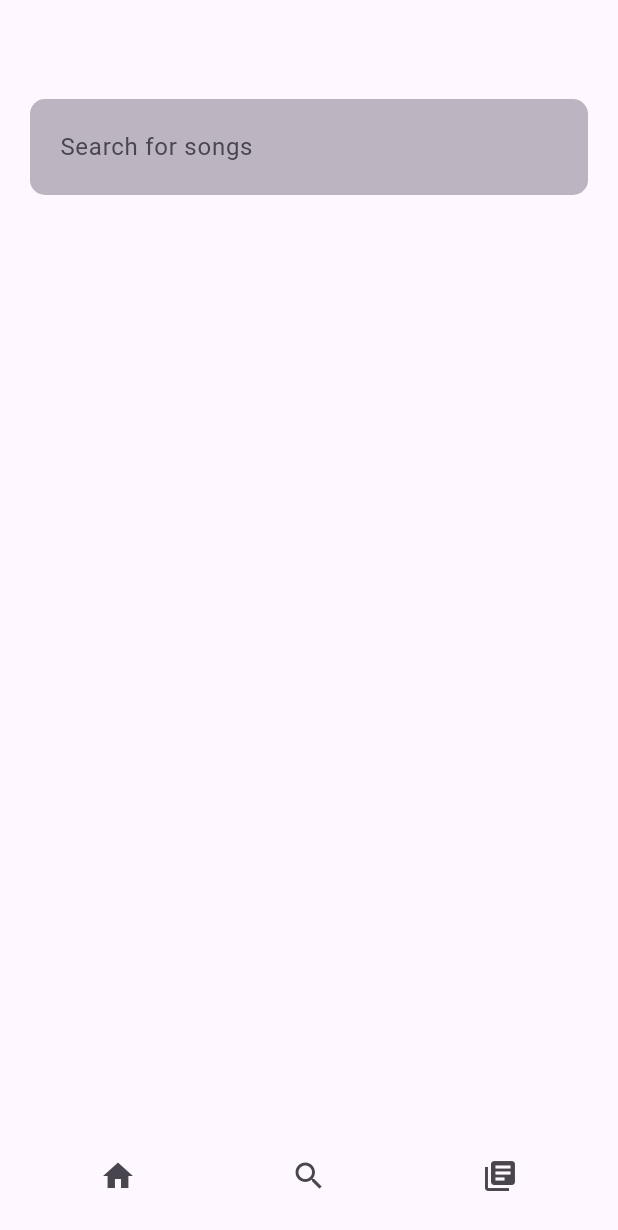
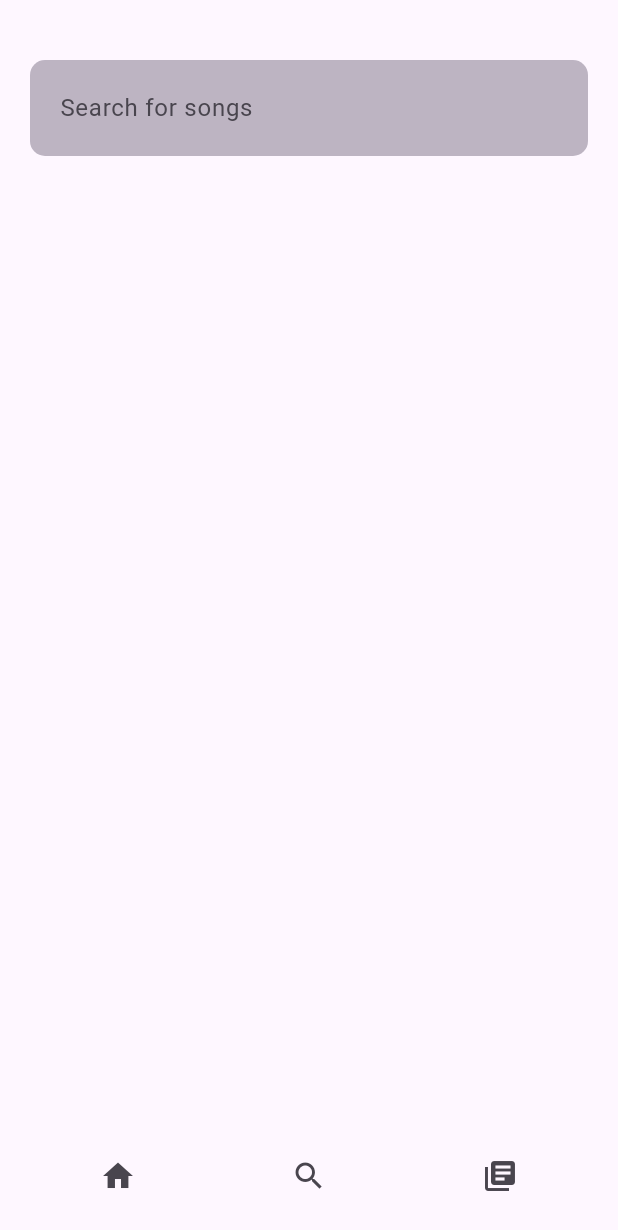
Before and after one commit to TheAutomators-Git/Wave-Rave, a Flutter app: the screen it shows after launch, on a phone screen of 412 x 824 dp. Shown: the top 1230 px of the screen. Run offline on Flutter 3.47's test engine with Material 3 defaults, Android fonts, the phone set to English and light mode, and no system bars.

Commit message:
Added Minor Fixes

```diff
--- a/lib/models/song.dart
+++ b/lib/models/song.dart
@@ -18,7 +18,7 @@ class Song {
       if (input.length <= maxLength) {
         return input;
       } else {
-        return input.substring(0, maxLength - 2) + " ..";
+        return "${input.substring(0, maxLength - 2)} ..";
       }
     }
 
--- a/lib/pages/home.dart
+++ b/lib/pages/home.dart
@@ -4,7 +4,7 @@ import '../api/data.dart';
 import '../models/song.dart';
 
 class Home extends StatefulWidget {
-  const Home({Key? key}) : super(key: key);
+  const Home({super.key});
 
   @override
   State<Home> createState() => _HomeState();
@@ -29,7 +29,7 @@ class _HomeState extends State<Home> {
   @override
   void dispose() {
     _controller.dispose();
-    _debounce?.cancel(); // Cancel the debounce timer
+    _debounce?.cancel();
     super.dispose();
   }
 
@@ -43,13 +43,12 @@ class _HomeState extends State<Home> {
 
   void _handleSongTap(String songId) {
     print('Song ID: $songId');
-    // Add your logic for what happens when a song is tapped
   }
 
   @override
   Widget build(BuildContext context) {
     return Scaffold(
-      body: Container(
+      body: SizedBox(
         width: double.infinity,
         height: double.infinity,
         child: Column(
--- a/lib/pages/library.dart
+++ b/lib/pages/library.dart
@@ -10,11 +10,11 @@ class Library extends StatefulWidget {
 class _LibraryState extends State<Library> {
   @override
   Widget build(BuildContext context) {
-    return Expanded(
-        child: Container(
+    return const Expanded(
+        child: SizedBox(
       width: double.infinity,
       height: double.infinity,
-      child: const Center(
+      child: Center(
         child: Text('Library Page'),
       ),
     ));
--- a/lib/pages/search.dart
+++ b/lib/pages/search.dart
@@ -10,11 +10,11 @@ class Search extends StatefulWidget {
 class _SearchState extends State<Search> {
   @override
   Widget build(BuildContext context) {
-    return Expanded(
-        child: Container(
+    return const Expanded(
+        child: SizedBox(
       width: double.infinity,
       height: double.infinity,
-      child: const Center(
+      child: Center(
         child: Text('Search Page'),
       ),
     ));
--- a/lib/panel.dart
+++ b/lib/panel.dart
@@ -37,15 +37,17 @@ class _PanelState extends State<Panel> {
   @override
   Widget build(BuildContext context) {
     return Scaffold(
-      appBar: AppBar(),
       body: Column(
         children: [
+          const SizedBox(
+            height: 30,
+          ),
           Expanded(
             child: _getPage(_selectedPage),
           ),
           Padding(
             padding: const EdgeInsets.symmetric(horizontal: 20, vertical: 10),
-            child: Container(
+            child: SizedBox(
               height: 60,
               child: Row(
                 mainAxisAlignment: MainAxisAlignment.spaceBetween,
```
